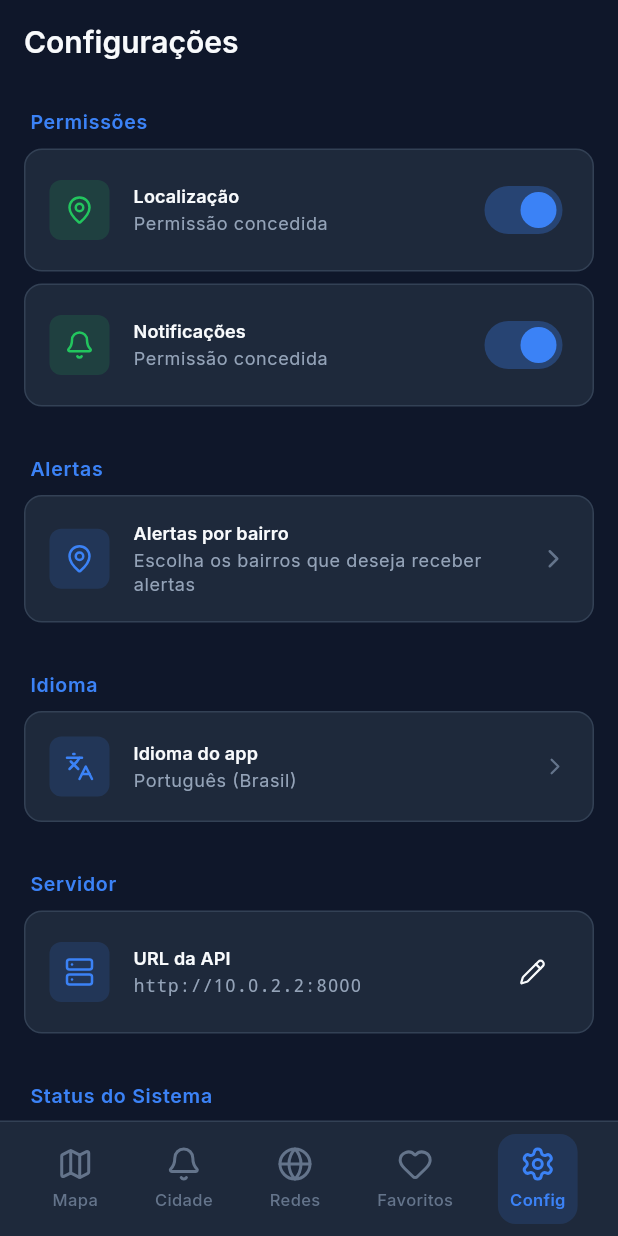
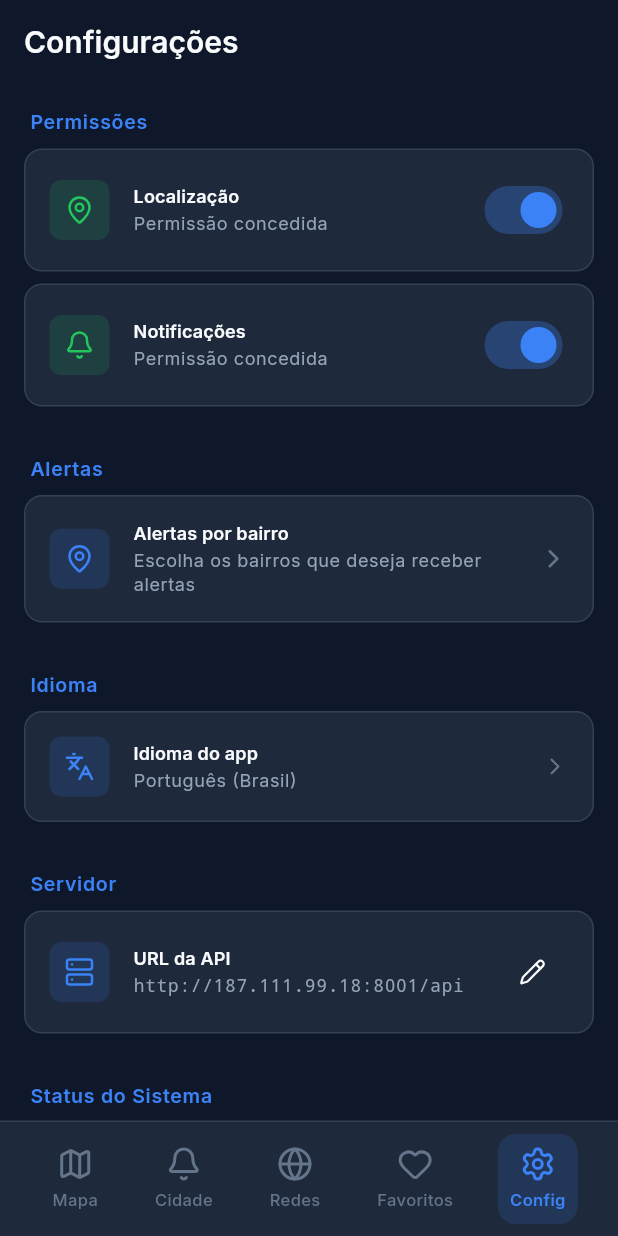
Before and after one commit to servicoscor/Aplicativo-COR2026, a Flutter app: the screen it shows after launch, item 5 of the bottom bar chosen, on a phone screen of 412 x 824 dp. Run offline on Flutter 3.47's test engine with Material 3 defaults, Android fonts, the phone set to English and light mode, and no system bars; our stand-ins replace cached_network_image, connectivity_plus, device_info_plus, dio, firebase_core, firebase_messaging and 13 more; missing offline and left inert: flutter_map_marker_cluster, webview_flutter_android; accounts and stored records are empty; network calls fail.

Commit message:
Usa reverse proxy na porta 8001 e ajusta URLs

```diff
--- a/cor_app/lib/core/config/app_config.dart
+++ b/cor_app/lib/core/config/app_config.dart
@@ -8,12 +8,7 @@
 
   /// URL padrão baseada na plataforma
   static String get defaultBaseUrl {
-    // Android emulator usa 10.0.2.2 para acessar localhost do host
-    if (Platform.isAndroid) {
-      return 'http://10.0.2.2:8000';
-    }
-    // iOS simulator usa localhost normalmente
-    return 'http://localhost:8000';
+    return 'http://187.111.99.18:8001/api';
   }
 
   final SharedPreferences _prefs;
--- a/cor_app/lib/l10n/app_en.arb
+++ b/cor_app/lib/l10n/app_en.arb
@@ -75,7 +75,7 @@
   "neighborhoodAlertsTitle": "Neighborhood alerts",
   "neighborhoodAlertsSubtitle": "Choose the neighborhoods you want to receive alerts for",
   "apiUrlLabel": "API URL",
-  "apiUrlHint": "http://10.0.2.2:8000",
+  "apiUrlHint": "http://187.111.99.18:8001/api",
   "invalidUrl": "Invalid URL. Use http:// or https://",
   "save": "Save",
   "systemFirebase": "Firebase",
--- a/cor_app/lib/l10n/app_es.arb
+++ b/cor_app/lib/l10n/app_es.arb
@@ -75,7 +75,7 @@
   "neighborhoodAlertsTitle": "Alertas por barrio",
   "neighborhoodAlertsSubtitle": "Elige los barrios en los que quieres recibir alertas",
   "apiUrlLabel": "URL de la API",
-  "apiUrlHint": "http://10.0.2.2:8000",
+  "apiUrlHint": "http://187.111.99.18:8001/api",
   "invalidUrl": "URL inválida. Usa http:// o https://",
   "save": "Guardar",
   "systemFirebase": "Firebase",
--- a/cor_app/lib/l10n/app_localizations_en.dart
+++ b/cor_app/lib/l10n/app_localizations_en.dart
@@ -192,7 +192,7 @@
   String get apiUrlLabel => 'API URL';
 
   @override
-  String get apiUrlHint => 'http://10.0.2.2:8000';
+  String get apiUrlHint => 'http://187.111.99.18:8001/api';
 
   @override
   String get invalidUrl => 'Invalid URL. Use http:// or https://';
--- a/cor_app/lib/l10n/app_localizations_es.dart
+++ b/cor_app/lib/l10n/app_localizations_es.dart
@@ -194,7 +194,7 @@
   String get apiUrlLabel => 'URL de la API';
 
   @override
-  String get apiUrlHint => 'http://10.0.2.2:8000';
+  String get apiUrlHint => 'http://187.111.99.18:8001/api';
 
   @override
   String get invalidUrl => 'URL inválida. Usa http:// o https://';
--- a/cor_app/lib/l10n/app_localizations_pt.dart
+++ b/cor_app/lib/l10n/app_localizations_pt.dart
@@ -194,7 +194,7 @@
   String get apiUrlLabel => 'URL da API';
 
   @override
-  String get apiUrlHint => 'http://10.0.2.2:8000';
+  String get apiUrlHint => 'http://187.111.99.18:8001/api';
 
   @override
   String get invalidUrl => 'URL inválida. Use http:// ou https://';
--- a/cor_app/lib/l10n/app_localizations_zh.dart
+++ b/cor_app/lib/l10n/app_localizations_zh.dart
@@ -187,7 +187,7 @@
   String get apiUrlLabel => 'API 地址';
 
   @override
-  String get apiUrlHint => 'http://10.0.2.2:8000';
+  String get apiUrlHint => 'http://187.111.99.18:8001/api';
 
   @override
   String get invalidUrl => '无效的 URL。请使用 http:// 或 https://';
--- a/cor_app/lib/l10n/app_pt.arb
+++ b/cor_app/lib/l10n/app_pt.arb
@@ -75,7 +75,7 @@
   "neighborhoodAlertsTitle": "Alertas por bairro",
   "neighborhoodAlertsSubtitle": "Escolha os bairros que deseja receber alertas",
   "apiUrlLabel": "URL da API",
-  "apiUrlHint": "http://10.0.2.2:8000",
+  "apiUrlHint": "http://187.111.99.18:8001/api",
   "invalidUrl": "URL inválida. Use http:// ou https://",
   "save": "Salvar",
   "systemFirebase": "Firebase",
--- a/cor_app/lib/l10n/app_zh.arb
+++ b/cor_app/lib/l10n/app_zh.arb
@@ -75,7 +75,7 @@
   "neighborhoodAlertsTitle": "街区警报",
   "neighborhoodAlertsSubtitle": "选择你想接收警报的街区",
   "apiUrlLabel": "API 地址",
-  "apiUrlHint": "http://10.0.2.2:8000",
+  "apiUrlHint": "http://187.111.99.18:8001/api",
   "invalidUrl": "无效的 URL。请使用 http:// 或 https://",
   "save": "保存",
   "systemFirebase": "Firebase",
```
Also changed, not shown: 2 other files.
